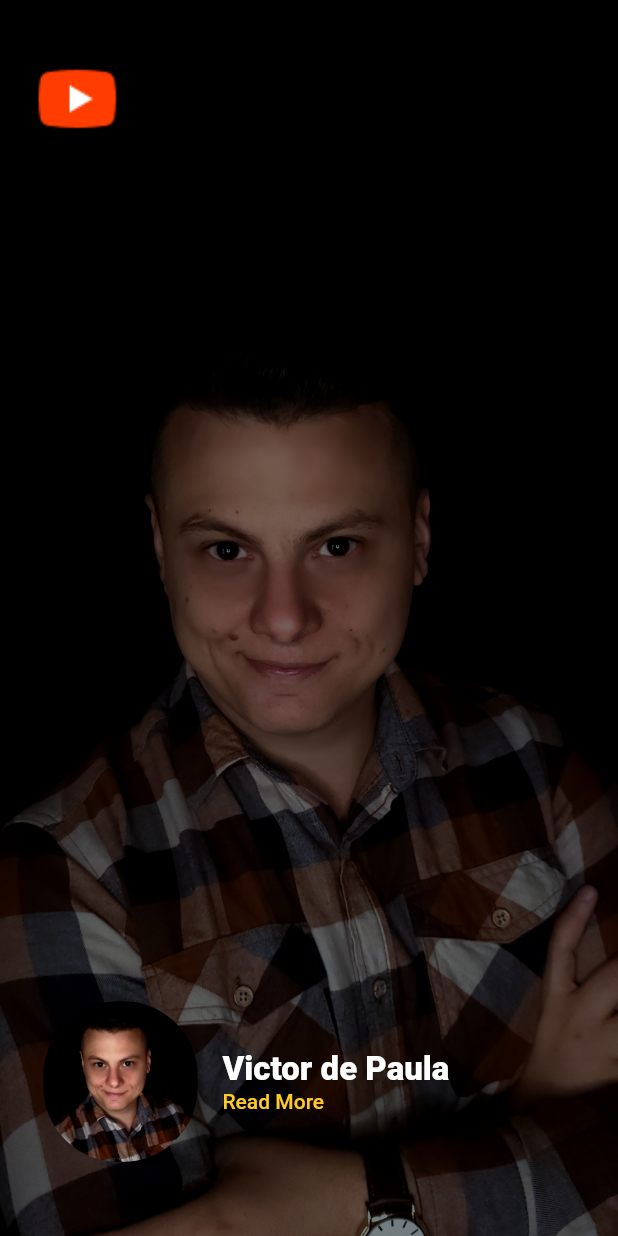
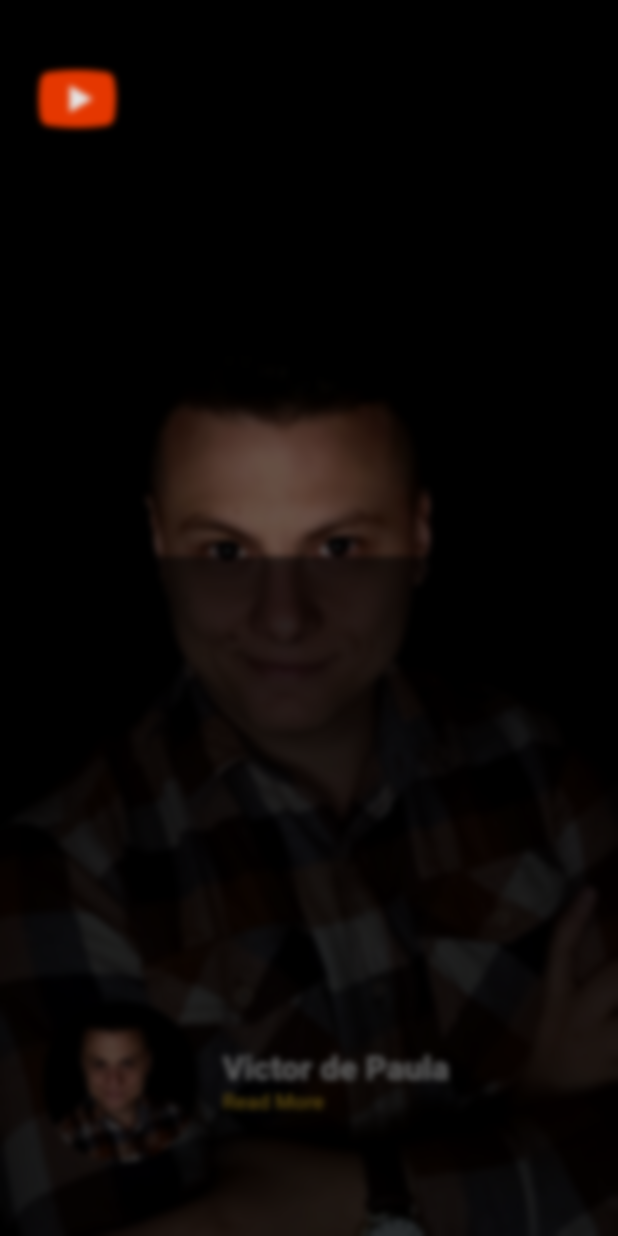
Before and after one commit to Zalefzn/protfolio_app, a Flutter app: the HomePage screen opened by its route, after a tap on "Read More", on a phone screen of 412 x 824 dp. Run offline on Flutter 3.47's test engine with Material 2 defaults, Android fonts, the phone set to English and light mode, and no system bars.

Commit message:
[update homePage]

```diff
--- a/lib/homePage/homePage.dart
+++ b/lib/homePage/homePage.dart
@@ -1,4 +1,6 @@
+import 'dart:ui';
 import 'package:flutter/material.dart';
+import 'package:url_launcher/url_launcher.dart' as launcher;
 import 'package:protfolio_app/utilities/screenSize/sizeScreen.dart';
 import 'package:protfolio_app/utilities/theme/theme.dart';
 
@@ -9,6 +11,15 @@ class HomePage extends StatefulWidget {
 }
 
 class _HomePage extends State<HomePage> {
+  void launchURL(String url) async {
+    url = Uri.encodeFull(url);
+    if (await launcher.canLaunchUrl(Uri.parse(url))) {
+      await launcher.launchUrl(Uri.parse(url));
+    } else {
+      throw 'Unknown error, can\'t launch the URL.';
+    }
+  }
+
   @override
   Widget build(BuildContext context) {
     SizeConfig().init(context);
@@ -45,7 +56,32 @@ class _HomePage extends State<HomePage> {
                           fontSize: 22,
                           fontWeight: FontWeight.w800)),
                   GestureDetector(
-                    onTap: () {},
+                    onTap: () {
+                      showModalBottomSheet(
+                          barrierColor: Colors.black.withOpacity(0.1),
+                          backgroundColor: Colors.black.withOpacity(0.6),
+                          shape: const RoundedRectangleBorder(
+                            borderRadius: BorderRadius.only(
+                              topLeft: Radius.circular(70),
+                              topRight: Radius.circular(70),
+                            ),
+                          ),
+                          isScrollControlled: true,
+                          enableDrag: true,
+                          context: context,
+                          builder: (context) {
+                            return BackdropFilter(
+                                filter:
+                                    ImageFilter.blur(sigmaX: 2.0, sigmaY: 2.0),
+                                child: Container(
+                                  height: SizeConfig.blockVertical * 55,
+                                  decoration: const BoxDecoration(
+                                      borderRadius: BorderRadius.only(
+                                          topLeft: Radius.circular(70),
+                                          topRight: Radius.circular(70))),
+                                ));
+                          });
+                    },
                     child: Text('Read More',
                         style: TextStyle(
                             color: Colors.amber[400],
--- a/pubspec.yaml
+++ b/pubspec.yaml
@@ -38,6 +38,9 @@ dependencies:
 dev_dependencies:
   flutter_test:
     sdk: flutter
+  translator: ^0.1.7
+  url_launcher: ^6.0.9
+  shimmer: ^2.0.0
 
   # The "flutter_lints" package below contains a set of recommended lints to
   # encourage good coding practices. The lint set provided by the package is
```
Also changed, not shown: pubspec.lock, 1 other file.
